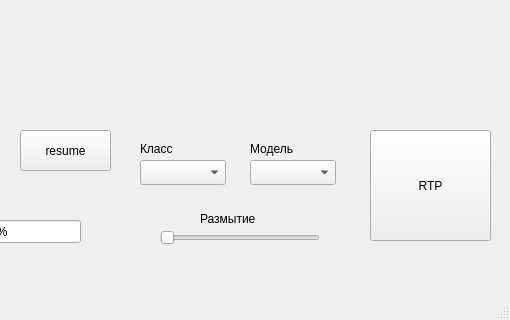
This is sneaky_face/mainwindow.ui in TawerkaQQ/sneaky-face as Qt 5 draws it before an edit; both pictures show x 290 to 800 and y 280 to 600 of the 800 by 600 pixel window. The edited form follows.
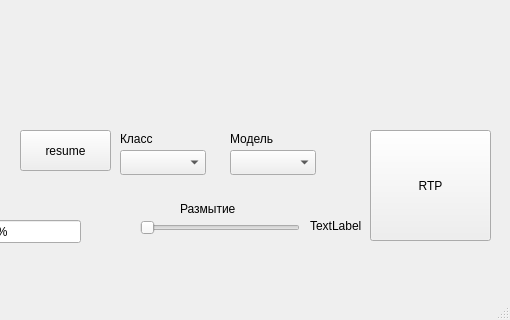
This is the edited form.

Diff of the .ui file:
```diff
--- a/sneaky_face/mainwindow.ui
+++ b/sneaky_face/mainwindow.ui
@@ -30,8 +30,8 @@
    <widget class="QComboBox" name="comboBox">
     <property name="geometry">
      <rect>
-      <x>430</x>
-      <y>440</y>
+      <x>410</x>
+      <y>430</y>
       <width>86</width>
       <height>25</height>
      </rect>
@@ -40,8 +40,8 @@
    <widget class="QLabel" name="label">
     <property name="geometry">
      <rect>
-      <x>430</x>
-      <y>420</y>
+      <x>410</x>
+      <y>410</y>
       <width>67</width>
       <height>17</height>
      </rect>
@@ -53,8 +53,8 @@
    <widget class="QLabel" name="label_2">
     <property name="geometry">
      <rect>
-      <x>540</x>
-      <y>420</y>
+      <x>520</x>
+      <y>410</y>
       <width>67</width>
       <height>17</height>
      </rect>
@@ -66,8 +66,8 @@
    <widget class="QComboBox" name="comboBox_2">
     <property name="geometry">
      <rect>
-      <x>540</x>
-      <y>440</y>
+      <x>520</x>
+      <y>430</y>
       <width>86</width>
       <height>25</height>
      </rect>
@@ -76,8 +76,8 @@
    <widget class="QSlider" name="horizontalSlider">
     <property name="geometry">
      <rect>
-      <x>450</x>
-      <y>510</y>
+      <x>430</x>
+      <y>500</y>
       <width>160</width>
       <height>16</height>
      </rect>
@@ -89,8 +89,8 @@
    <widget class="QLabel" name="label_3">
     <property name="geometry">
      <rect>
-      <x>490</x>
-      <y>490</y>
+      <x>470</x>
+      <y>480</y>
       <width>81</width>
       <height>17</height>
      </rect>
@@ -164,6 +164,19 @@
      <string>resume</string>
     </property>
    </widget>
+   <widget class="QLabel" name="label_5">
+    <property name="geometry">
+     <rect>
+      <x>600</x>
+      <y>480</y>
+      <width>51</width>
+      <height>51</height>
+     </rect>
+    </property>
+    <property name="text">
+     <string>TextLabel</string>
+    </property>
+   </widget>
   </widget>
   <widget class="QMenuBar" name="menubar">
    <property name="geometry">
```
